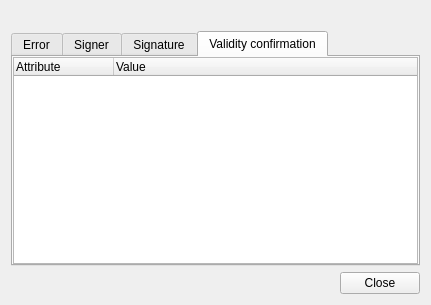
Above: client/ui/SignatureDialog.ui from open-eid/qdigidoc before the change. Below: the same form after it.
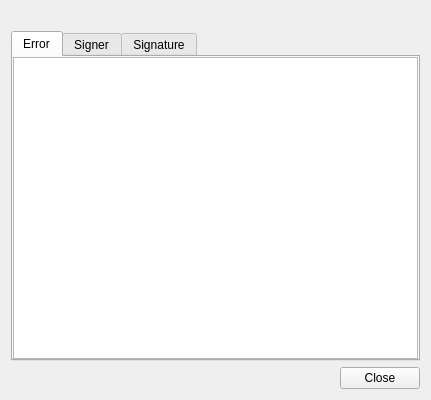
That is the form after the change. The open tabs and pages were chosen to show the change.

Patch:
```diff
--- a/client/ui/SignatureDialog.ui
+++ b/client/ui/SignatureDialog.ui
@@ -10,7 +10,7 @@
     <x>0</x>
     <y>0</y>
     <width>431</width>
-    <height>305</height>
+    <height>400</height>
    </rect>
   </property>
   <layout class="QVBoxLayout" name="SignatureDialogLayout">
@@ -176,24 +176,6 @@
        </property>
       </column>
      </widget>
-     <widget class="QTreeWidget" name="ocspView">
-      <property name="rootIsDecorated">
-       <bool>false</bool>
-      </property>
-      <attribute name="title">
-       <string>Validity confirmation</string>
-      </attribute>
-      <column>
-       <property name="text">
-        <string>Attribute</string>
-       </property>
-      </column>
-      <column>
-       <property name="text">
-        <string>Value</string>
-       </property>
-      </column>
-     </widget>
     </widget>
    </item>
    <item>
```
